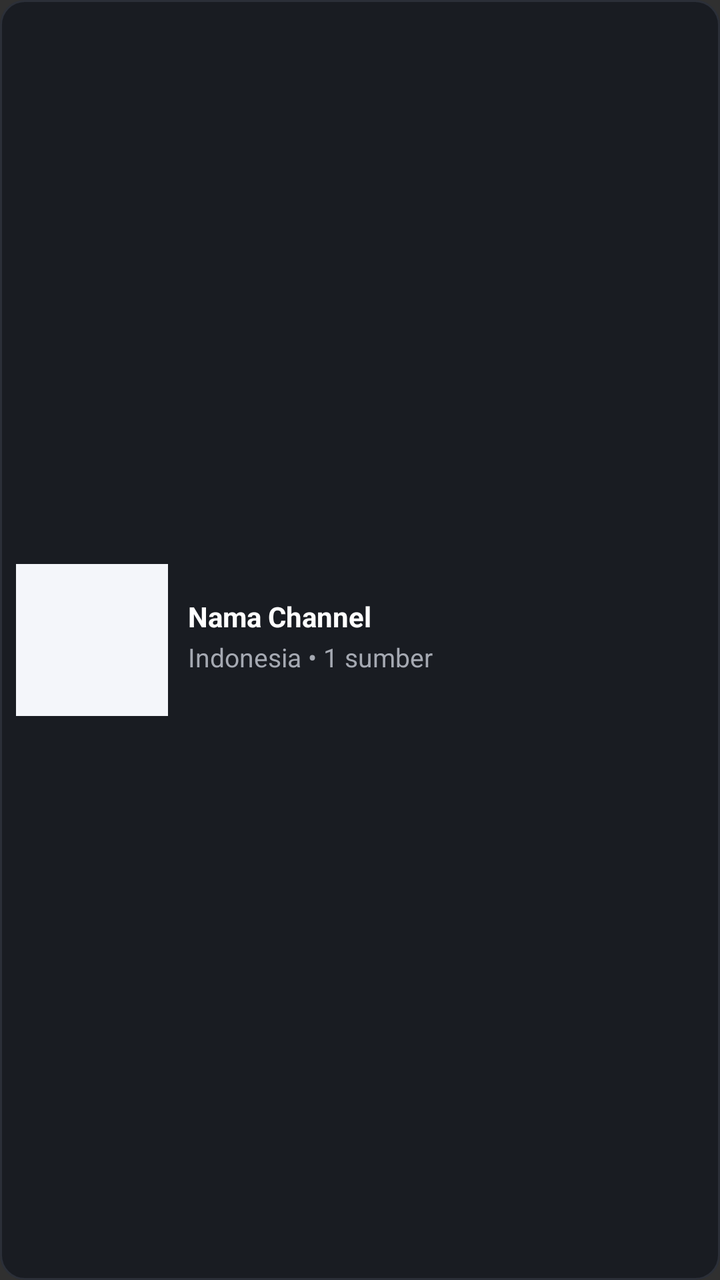
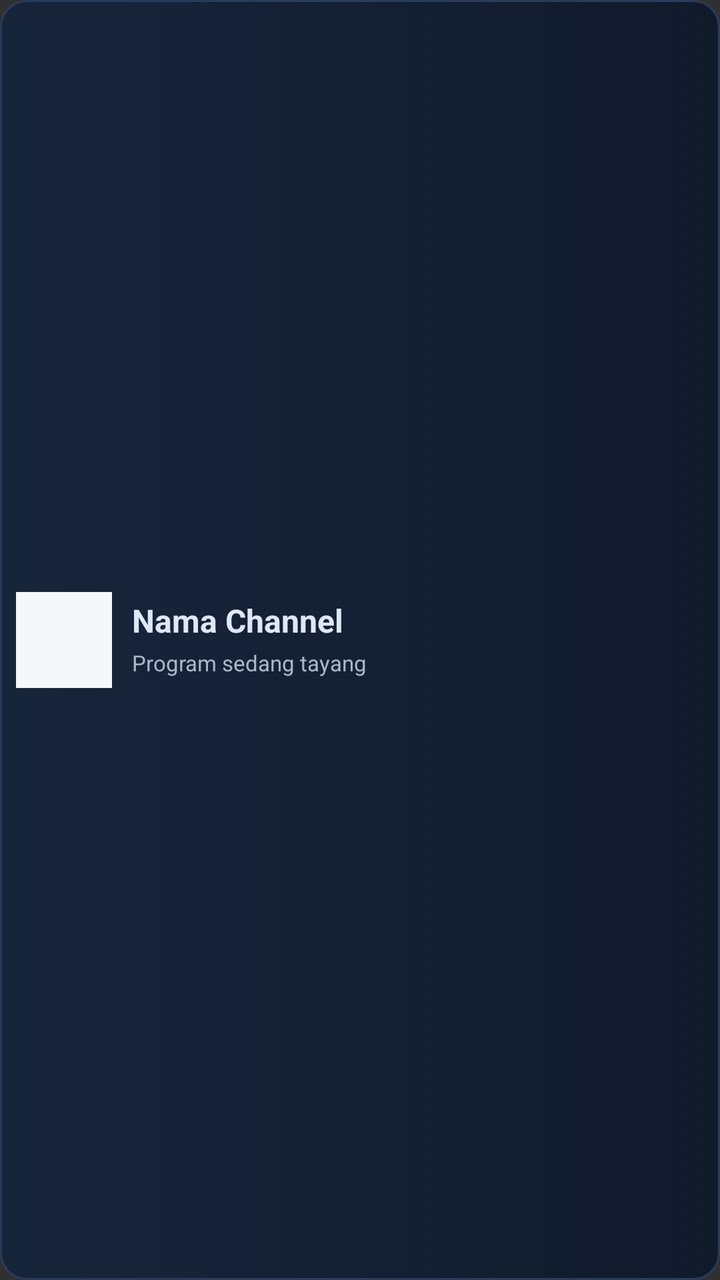

An Android layout rendered at two revisions. The XML below is the earlier revision; the diff shows what the commit changed to produce the second picture.
<!-- AndroidManifest.xml: application theme Theme.AppCompat.NoActionBar -->
<!-- res/layout/item_channel.xml -->
<?xml version="1.0" encoding="utf-8"?>
<LinearLayout xmlns:android="http://schemas.android.com/apk/res/android"
    android:layout_width="match_parent"
    android:layout_height="104dp"
    android:layout_margin="5dp"
    android:background="@drawable/bg_tile_selector"
    android:descendantFocusability="blocksDescendants"
    android:focusable="true"
    android:focusableInTouchMode="true"
    android:gravity="center_vertical"
    android:orientation="horizontal"
    android:padding="8dp">

    <FrameLayout
        android:layout_width="76dp"
        android:layout_height="76dp"
        android:background="#F4F6FA"
        android:padding="4dp">

        <ImageView
            android:id="@+id/ivLogo"
            android:layout_width="match_parent"
            android:layout_height="match_parent"
            android:contentDescription="Logo Channel"
            android:scaleType="fitCenter" />

        <TextView
            android:id="@+id/tvLogoFallback"
            android:layout_width="match_parent"
            android:layout_height="match_parent"
            android:gravity="center"
            android:text="TV"
            android:textColor="#142238"
            android:textSize="17sp"
            android:textStyle="bold"
            android:visibility="gone" />
    </FrameLayout>

    <LinearLayout
        android:layout_width="0dp"
        android:layout_height="wrap_content"
        android:layout_marginStart="10dp"
        android:layout_weight="1"
        android:orientation="vertical">

        <TextView
            android:id="@+id/tvChannelName"
            android:layout_width="match_parent"
            android:layout_height="wrap_content"
            android:ellipsize="end"
            android:maxLines="1"
            android:text="Nama Channel"
            android:textColor="@color/txt_white"
            android:textSize="14sp"
            android:textStyle="bold" />

        <TextView
            android:id="@+id/tvChannelMeta"
            android:layout_width="match_parent"
            android:layout_height="wrap_content"
            android:layout_marginTop="2dp"
            android:ellipsize="end"
            android:maxLines="1"
            android:text="Indonesia • 1 sumber"
            android:textColor="@color/muted"
            android:textSize="13sp" />

        <LinearLayout
            android:layout_width="wrap_content"
            android:layout_height="wrap_content"
            android:layout_marginTop="4dp"
            android:orientation="horizontal">

            <TextView
                android:id="@+id/badgeMulti"
                android:layout_width="wrap_content"
                android:layout_height="wrap_content"
                android:layout_marginEnd="4dp"
                android:background="@color/multi_badge"
                android:paddingHorizontal="6dp"
                android:paddingVertical="1dp"
                android:text="MULTI LINK"
                android:textColor="@color/multi_text"
                android:textSize="9sp"
                android:textStyle="bold"
                android:visibility="gone" />

            <TextView
                android:id="@+id/badgeNative"
                android:layout_width="wrap_content"
                android:layout_height="wrap_content"
                android:background="@color/gold_badge"
                android:paddingHorizontal="6dp"
                android:paddingVertical="1dp"
                android:text="NATIVE HEADER"
                android:textColor="@color/gold_text"
                android:textSize="9sp"
                android:textStyle="bold"
                android:visibility="gone" />
        </LinearLayout>
    </LinearLayout>
</LinearLayout>
<!-- resources referenced by this layout -->
<resources>
  <color name="gold_badge">#49351A</color>
  <color name="gold_text">#FFE0A0</color>
  <color name="multi_badge">#3B2025</color>
  <color name="multi_text">#FF9AA3</color>
  <color name="muted">#A5A9B2</color>
  <color name="txt_white">#FFFFFF</color>
  <!-- drawable bg_tile_selector (drawable) -->
  <?xml version="1.0" encoding="utf-8"?>
  <selector xmlns:android="http://schemas.android.com/apk/res/android">
      <item android:state_focused="true">
          <shape android:shape="rectangle">
              <solid android:color="#352027" />
              <stroke android:width="2dp" android:color="#FF4655" />
              <corners android:radius="12dp" />
          </shape>
      </item>
      <item android:state_selected="true">
          <shape android:shape="rectangle">
              <solid android:color="#352027" />
              <stroke android:width="2dp" android:color="#E52B3A" />
              <corners android:radius="12dp" />
          </shape>
      </item>
      <item>
          <shape android:shape="rectangle">
              <solid android:color="#191C22" />
              <stroke android:width="1dp" android:color="#2B2F38" />
              <corners android:radius="12dp" />
          </shape>
      </item>
  </selector>
</resources>

<!-- the commit's change to res/layout/item_channel.xml (unified diff, before → after) -->
@@ -1,8 +1,11 @@
 <?xml version="1.0" encoding="utf-8"?>
 <LinearLayout xmlns:android="http://schemas.android.com/apk/res/android"
     android:layout_width="match_parent"
-    android:layout_height="104dp"
-    android:layout_margin="5dp"
+    android:layout_height="70dp"
+    android:layout_marginStart="2dp"
+    android:layout_marginEnd="2dp"
+    android:layout_marginTop="4dp"
+    android:layout_marginBottom="4dp"
     android:background="@drawable/bg_tile_selector"
     android:descendantFocusability="blocksDescendants"
     android:focusable="true"
@@ -12,18 +15,16 @@
     android:padding="8dp">
 
     <FrameLayout
-        android:layout_width="76dp"
-        android:layout_height="76dp"
-        android:background="#F4F6FA"
-        android:padding="4dp">
-
+        android:layout_width="48dp"
+        android:layout_height="48dp"
+        android:background="#F5F7FA"
+        android:padding="3dp">
         <ImageView
             android:id="@+id/ivLogo"
             android:layout_width="match_parent"
             android:layout_height="match_parent"
             android:contentDescription="Logo Channel"
             android:scaleType="fitCenter" />
-
         <TextView
             android:id="@+id/tvLogoFallback"
             android:layout_width="match_parent"
@@ -31,7 +32,7 @@
             android:gravity="center"
             android:text="TV"
             android:textColor="#142238"
-            android:textSize="17sp"
+            android:textSize="15sp"
             android:textStyle="bold"
             android:visibility="gone" />
     </FrameLayout>
@@ -42,7 +43,6 @@
         android:layout_marginStart="10dp"
         android:layout_weight="1"
         android:orientation="vertical">
-
         <TextView
             android:id="@+id/tvChannelName"
             android:layout_width="match_parent"
@@ -50,51 +50,47 @@
             android:ellipsize="end"
             android:maxLines="1"
             android:text="Nama Channel"
-            android:textColor="@color/txt_white"
-            android:textSize="14sp"
+            android:textColor="#DCE8F8"
+            android:textSize="16sp"
             android:textStyle="bold" />
-
         <TextView
             android:id="@+id/tvChannelMeta"
             android:layout_width="match_parent"
             android:layout_height="wrap_content"
-            android:layout_marginTop="2dp"
+            android:layout_marginTop="3dp"
             android:ellipsize="end"
             android:maxLines="1"
-            android:text="Indonesia • 1 sumber"
-            android:textColor="@color/muted"
-            android:textSize="13sp" />
-
+            android:text="Program sedang tayang"
+            android:textColor="#AAB7C7"
+            android:textSize="11sp" />
         <LinearLayout
             android:layout_width="wrap_content"
             android:layout_height="wrap_content"
-            android:layout_marginTop="4dp"
+            android:layout_marginTop="2dp"
             android:orientation="horizontal">
-
             <TextView
                 android:id="@+id/badgeMulti"
                 android:layout_width="wrap_content"
                 android:layout_height="wrap_content"
                 android:layout_marginEnd="4dp"
                 android:background="@color/multi_badge"
-                android:paddingHorizontal="6dp"
+                android:paddingHorizontal="5dp"
                 android:paddingVertical="1dp"
                 android:text="MULTI LINK"
                 android:textColor="@color/multi_text"
-                android:textSize="9sp"
+                android:textSize="8sp"
                 android:textStyle="bold"
                 android:visibility="gone" />
-
             <TextView
                 android:id="@+id/badgeNative"
                 android:layout_width="wrap_content"
                 android:layout_height="wrap_content"
                 android:background="@color/gold_badge"
-                android:paddingHorizontal="6dp"
+                android:paddingHorizontal="5dp"
                 android:paddingVertical="1dp"
                 android:text="NATIVE HEADER"
                 android:textColor="@color/gold_text"
-                android:textSize="9sp"
+                android:textSize="8sp"
                 android:textStyle="bold"
                 android:visibility="gone" />
         </LinearLayout>
<!-- resource entries referenced after the edit -->
@@ -1,33 +1,34 @@
 <!-- resources referenced by this layout -->
 <resources>
-  <color name="gold_badge">#49351A</color>
+  <color name="gold_badge">#62471B</color>
   <color name="gold_text">#FFE0A0</color>
-  <color name="multi_badge">#3B2025</color>
-  <color name="multi_text">#FF9AA3</color>
-  <color name="muted">#A5A9B2</color>
-  <color name="txt_white">#FFFFFF</color>
+  <color name="multi_badge">#174D53</color>
+  <color name="multi_text">#A7F2EC</color>
   <!-- drawable bg_tile_selector (drawable) -->
   <?xml version="1.0" encoding="utf-8"?>
   <selector xmlns:android="http://schemas.android.com/apk/res/android">
       <item android:state_focused="true">
           <shape android:shape="rectangle">
-              <solid android:color="#352027" />
-              <stroke android:width="2dp" android:color="#FF4655" />
-              <corners android:radius="12dp" />
+              <solid android:color="#1B3450" />
+              <stroke android:width="3dp" android:color="#4DD8D0" />
+              <corners android:radius="13dp" />
           </shape>
       </item>
       <item android:state_selected="true">
           <shape android:shape="rectangle">
-              <solid android:color="#352027" />
-              <stroke android:width="2dp" android:color="#E52B3A" />
-              <corners android:radius="12dp" />
+              <solid android:color="#1B3450" />
+              <stroke android:width="2dp" android:color="#168BD0" />
+              <corners android:radius="13dp" />
           </shape>
       </item>
       <item>
           <shape android:shape="rectangle">
-              <solid android:color="#191C22" />
-              <stroke android:width="1dp" android:color="#2B2F38" />
-              <corners android:radius="12dp" />
+              <gradient
+                  android:angle="0"
+                  android:endColor="#101A2B"
+                  android:startColor="#17253B" />
+              <stroke android:width="1dp" android:color="#2A3C58" />
+              <corners android:radius="13dp" />
           </shape>
       </item>
   </selector>
